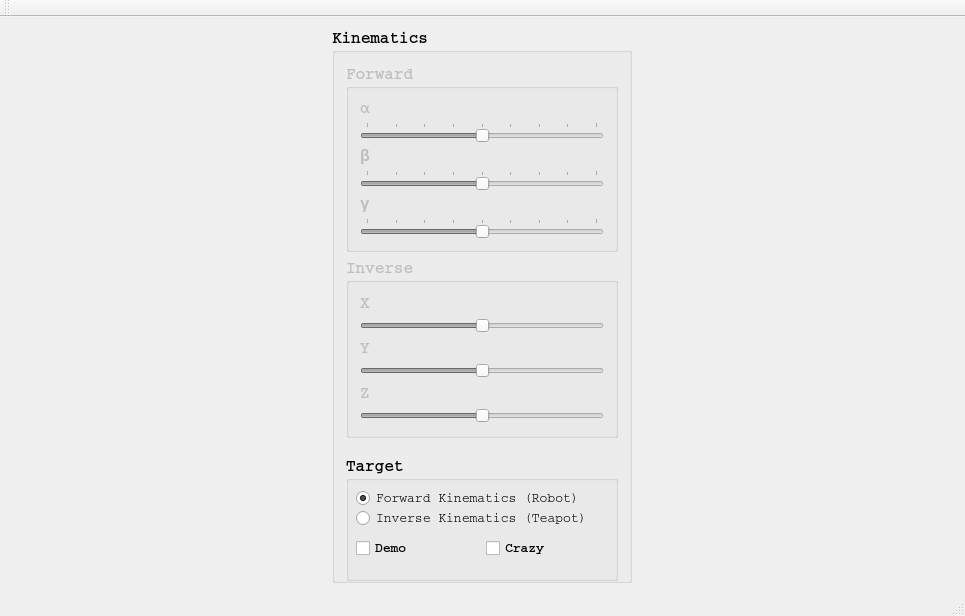
Old version of the form QT5 Project/myGLKinematics/mainwindow.ui in the repository jmysu/TuDow2_Kinematics.
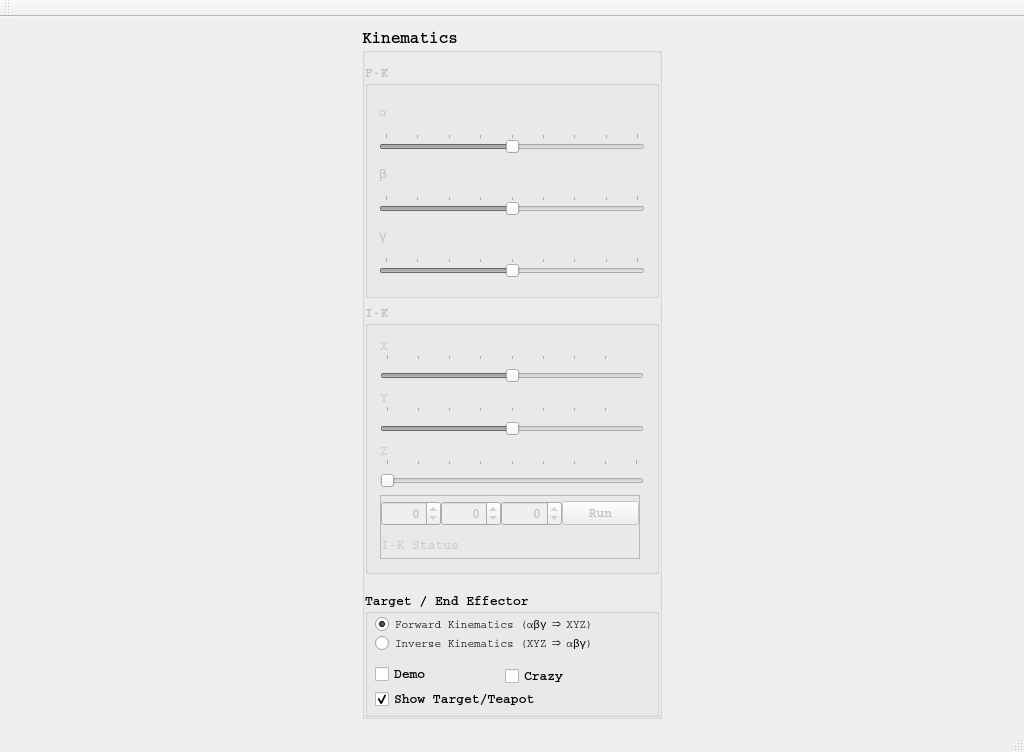
New version of the form.

Diff of the .ui file:
```diff
--- a/QT5 Project/myGLKinematics/mainwindow.ui
+++ b/QT5 Project/myGLKinematics/mainwindow.ui
@@ -6,8 +6,8 @@
    <rect>
     <x>0</x>
     <y>0</y>
-    <width>965</width>
-    <height>616</height>
+    <width>1024</width>
+    <height>752</height>
    </rect>
   </property>
   <property name="windowTitle">
@@ -21,14 +21,14 @@
     <item>
      <widget class="QGroupBox" name="groupBox">
       <property name="sizePolicy">
-       <sizepolicy hsizetype="Fixed" vsizetype="Preferred">
+       <sizepolicy hsizetype="Minimum" vsizetype="Preferred">
         <horstretch>0</horstretch>
         <verstretch>0</verstretch>
        </sizepolicy>
       </property>
       <property name="minimumSize">
        <size>
-        <width>300</width>
+        <width>250</width>
         <height>0</height>
        </size>
       </property>
@@ -50,6 +50,12 @@
        <string>Kinematics</string>
       </property>
       <layout class="QVBoxLayout" name="verticalLayout_2">
+       <property name="leftMargin">
+        <number>0</number>
+       </property>
+       <property name="rightMargin">
+        <number>0</number>
+       </property>
        <item>
         <widget class="QGroupBox" name="groupBoxFK">
          <property name="enabled">
@@ -63,13 +69,13 @@
          </property>
          <property name="font">
           <font>
-           <pointsize>12</pointsize>
+           <pointsize>10</pointsize>
            <weight>75</weight>
            <bold>true</bold>
           </font>
          </property>
          <property name="title">
-          <string>Forward</string>
+          <string>F-K</string>
          </property>
          <property name="flat">
           <bool>false</bool>
@@ -92,9 +98,9 @@
             <property name="font">
              <font>
               <family>Courier</family>
-              <pointsize>12</pointsize>
-              <weight>75</weight>
-              <bold>true</bold>
+              <pointsize>10</pointsize>
+              <weight>50</weight>
+              <bold>false</bold>
              </font>
             </property>
             <property name="text">
@@ -106,8 +112,10 @@
            <widget class="QSlider" name="horizontalSlider1">
             <property name="font">
              <font>
-              <family>Courier New</family>
+              <family>Courier</family>
               <pointsize>10</pointsize>
+              <weight>50</weight>
+              <bold>false</bold>
              </font>
             </property>
             <property name="minimum">
@@ -131,6 +139,12 @@
             <property name="orientation">
              <enum>Qt::Horizontal</enum>
             </property>
+            <property name="invertedAppearance">
+             <bool>false</bool>
+            </property>
+            <property name="invertedControls">
+             <bool>true</bool>
+            </property>
             <property name="tickPosition">
              <enum>QSlider::TicksAbove</enum>
             </property>
@@ -150,9 +164,9 @@
             <property name="font">
              <font>
               <family>Courier</family>
-              <pointsize>12</pointsize>
-              <weight>75</weight>
-              <bold>true</bold>
+              <pointsize>10</pointsize>
+              <weight>50</weight>
+              <bold>false</bold>
              </font>
             </property>
             <property name="text">
@@ -164,8 +178,10 @@
            <widget class="QSlider" name="horizontalSlider2">
             <property name="font">
              <font>
-              <family>Courier New</family>
+              <family>Courier</family>
               <pointsize>10</pointsize>
+              <weight>50</weight>
+              <bold>false</bold>
              </font>
             </property>
             <property name="minimum">
@@ -205,9 +221,9 @@
             <property name="font">
              <font>
               <family>Courier</family>
-              <pointsize>12</pointsize>
-              <weight>75</weight>
-              <bold>true</bold>
+              <pointsize>10</pointsize>
+              <weight>50</weight>
+              <bold>false</bold>
              </font>
             </property>
             <property name="text">
@@ -219,8 +235,10 @@
            <widget class="QSlider" name="horizontalSlider3">
             <property name="font">
              <font>
-              <family>Courier New</family>
+              <family>Courier</family>
               <pointsize>10</pointsize>
+              <weight>50</weight>
+              <bold>false</bold>
              </font>
             </property>
             <property name="minimum">
@@ -229,6 +247,12 @@
             <property name="maximum">
              <number>180</number>
             </property>
+            <property name="singleStep">
+             <number>15</number>
+            </property>
+            <property name="pageStep">
+             <number>90</number>
+            </property>
             <property name="value">
              <number>0</number>
             </property>
@@ -251,15 +275,31 @@
          <property name="enabled">
           <bool>false</bool>
          </property>
+         <property name="sizePolicy">
+          <sizepolicy hsizetype="Preferred" vsizetype="Minimum">
+           <horstretch>0</horstretch>
+           <verstretch>0</verstretch>
+          </sizepolicy>
+         </property>
+         <property name="minimumSize">
+          <size>
+           <width>0</width>
+           <height>270</height>
+          </size>
+         </property>
          <property name="font">
           <font>
-           <pointsize>12</pointsize>
+           <family>Courier</family>
+           <pointsize>10</pointsize>
            <weight>75</weight>
            <bold>true</bold>
           </font>
          </property>
          <property name="title">
-          <string>Inverse </string>
+          <string>I-K</string>
+         </property>
+         <property name="flat">
+          <bool>false</bool>
          </property>
          <property name="checkable">
           <bool>false</bool>
@@ -268,6 +308,21 @@
           <bool>false</bool>
          </property>
          <layout class="QVBoxLayout" name="verticalLayout_3">
+          <property name="spacing">
+           <number>0</number>
+          </property>
+          <property name="leftMargin">
+           <number>12</number>
+          </property>
+          <property name="topMargin">
+           <number>12</number>
+          </property>
+          <property name="rightMargin">
+           <number>12</number>
+          </property>
+          <property name="bottomMargin">
+           <number>12</number>
+          </property>
           <item>
            <widget class="QLabel" name="labelIK_X">
             <property name="maximumSize">
@@ -278,8 +333,10 @@
             </property>
             <property name="font">
              <font>
-              <family>Courier New</family>
-              <pointsize>12</pointsize>
+              <family>Courier</family>
+              <pointsize>10</pointsize>
+              <weight>50</weight>
+              <bold>false</bold>
              </font>
             </property>
             <property name="text">
@@ -288,18 +345,32 @@
            </widget>
           </item>
           <item>
-           <widget class="QSlider" name="horizontalSliderIK_X">
+           <widget class="QSlider" name="sliderIK_X">
+            <property name="sizePolicy">
+             <sizepolicy hsizetype="Expanding" vsizetype="Preferred">
+              <horstretch>0</horstretch>
+              <verstretch>0</verstretch>
+             </sizepolicy>
+            </property>
             <property name="font">
              <font>
-              <family>Courier New</family>
+              <family>Courier</family>
               <pointsize>10</pointsize>
+              <weight>50</weight>
+              <bold>false</bold>
              </font>
             </property>
             <property name="minimum">
-             <number>-180</number>
+             <number>-999</number>
             </property>
             <property name="maximum">
-             <number>180</number>
+             <number>999</number>
+            </property>
+            <property name="singleStep">
+             <number>1</number>
+            </property>
+            <property name="pageStep">
+             <number>100</number>
             </property>
             <property name="value">
              <number>0</number>
@@ -307,6 +378,12 @@
             <property name="orientation">
              <enum>Qt::Horizontal</enum>
             </property>
+            <property name="tickPosition">
+             <enum>QSlider::TicksAbove</enum>
+            </property>
+            <property name="tickInterval">
+             <number>250</number>
+            </property>
            </widget>
           </item>
           <item>
@@ -319,8 +396,10 @@
             </property>
             <property name="font">
              <font>
-              <family>Courier New</family>
-              <pointsize>12</pointsize>
+              <family>Courier</family>
+              <pointsize>10</pointsize>
+              <weight>50</weight>
+              <bold>false</bold>
              </font>
             </property>
             <property name="text">
@@ -329,18 +408,32 @@
            </widget>
           </item>
           <item>
-           <widget class="QSlider" name="horizontalSliderIK_Y">
+           <widget class="QSlider" name="sliderIK_Y">
+            <property name="sizePolicy">
+             <sizepolicy hsizetype="Expanding" vsizetype="Preferred">
+              <horstretch>0</horstretch>
+              <verstretch>0</verstretch>
+             </sizepolicy>
+            </property>
             <property name="font">
              <font>
-              <family>Courier New</family>
+              <family>Courier</family>
               <pointsize>10</pointsize>
+              <weight>50</weight>
+              <bold>false</bold>
              </font>
             </property>
             <property name="minimum">
-             <number>-180</number>
+             <number>-999</number>
             </property>
             <property name="maximum">
-             <number>180</number>
+             <number>999</number>
+            </property>
+            <property name="singleStep">
+             <number>1</number>
+            </property>
+            <property name="pageStep">
+             <number>100</number>
             </property>
             <property name="value">
              <number>0</number>
@@ -348,6 +441,12 @@
             <property name="orientation">
              <enum>Qt::Horizontal</enum>
             </property>
+            <property name="tickPosition">
+             <enum>QSlider::TicksAbove</enum>
+            </property>
+            <property name="tickInterval">
+             <number>250</number>
+            </property>
            </widget>
           </item>
           <item>
@@ -360,8 +459,10 @@
             </property>
             <property name="font">
              <font>
-              <family>Courier New</family>
-              <pointsize>12</pointsize>
+              <family>Courier</family>
+              <pointsize>10</pointsize>
+              <weight>50</weight>
+              <bold>false</bold>
              </font>
             </property>
             <property name="text">
@@ -370,18 +471,32 @@
            </widget>
           </item>
           <item>
-           <widget class="QSlider" name="horizontalSliderIK_Z">
+           <widget class="QSlider" name="sliderIK_Z">
+            <property name="sizePolicy">
+             <sizepolicy hsizetype="Expanding" vsizetype="Preferred">
+              <horstretch>0</horstretch>
+              <verstretch>0</verstretch>
+             </sizepolicy>
+            </property>
             <property name="font">
              <font>
-              <family>Courier New</family>
+              <family>Courier</family>
               <pointsize>10</pointsize>
+              <weight>50</weight>
+              <bold>false</bold>
              </font>
             </property>
             <property name="minimum">
-             <number>-180</number>
+             <number>0</number>
             </property>
             <property name="maximum">
-             <number>180</number>
+             <number>999</number>
+            </property>
+            <property name="singleStep">
+             <number>1</number>
+            </property>
+            <property name="pageStep">
+             <number>100</number>
             </property>
             <property name="value">
              <number>0</number>
@@ -395,6 +510,224 @@
             <property name="orientation">
              <enum>Qt::Horizontal</enum>
             </property>
+            <property name="tickPosition">
+             <enum>QSlider::TicksAbove</enum>
+            </property>
+            <property name="tickInterval">
+             <number>125</number>
+            </property>
+           </widget>
+          </item>
+          <item>
+           <widget class="QFrame" name="frame">
+            <property name="sizePolicy">
+             <sizepolicy hsizetype="Preferred" vsizetype="Preferred">
+              <horstretch>0</horstretch>
+              <verstretch>0</verstretch>
+             </sizepolicy>
+            </property>
+            <property name="minimumSize">
+             <size>
+              <width>260</width>
+              <height>64</height>
+             </size>
+            </property>
+            <property name="maximumSize">
+             <size>
+              <width>260</width>
+              <height>64</height>
+             </size>
+            </property>
+            <property name="frameShape">
+             <enum>QFrame::StyledPanel</enum>
+            </property>
+            <property name="frameShadow">
+             <enum>QFrame::Raised</enum>
+            </property>
+            <layout class="QGridLayout" name="gridLayout">
+             <property name="leftMargin">
+              <number>0</number>
+             </property>
+             <property name="topMargin">
+              <number>0</number>
+             </property>
+             <property name="rightMargin">
+              <number>0</number>
+             </property>
+             <property name="bottomMargin">
+              <number>0</number>
+             </property>
+             <property name="spacing">
+              <number>0</number>
+             </property>
+             <item row="0" column="0">
+              <widget class="QSpinBox" name="spinBoxX">
+               <property name="enabled">
+                <bool>false</bool>
+               </property>
+               <property name="sizePolicy">
+                <sizepolicy hsizetype="Minimum" vsizetype="Fixed">
+                 <horstretch>0</horstretch>
+                 <verstretch>0</verstretch>
+                </sizepolicy>
+               </property>
+               <property name="minimumSize">
+                <size>
+                 <width>45</width>
+                 <height>16</height>
+                </size>
+               </property>
+               <property name="font">
+                <font>
+                 <pointsize>10</pointsize>
+                 <weight>75</weight>
+                 <bold>true</bold>
+                </font>
+               </property>
+               <property name="alignment">
+                <set>Qt::AlignRight|Qt::AlignTrailing|Qt::AlignVCenter</set>
+               </property>
+               <property name="minimum">
+                <number>-999</number>
+               </property>
+               <property name="maximum">
+                <number>999</number>
+               </property>
+              </widget>
+             </item>
+             <item row="0" column="1">
+              <widget class="QSpinBox" name="spinBoxY">
+               <property name="enabled">
+                <bool>false</bool>
+               </property>
+               <property name="sizePolicy">
+                <sizepolicy hsizetype="Minimum" vsizetype="Fixed">
+                 <horstretch>0</horstretch>
+                 <verstretch>0</verstretch>
+                </sizepolicy>
+               </property>
+               <property name="minimumSize">
+                <size>
+                 <width>45</width>
+                 <height>16</height>
+                </size>
+               </property>
+               <property name="font">
+                <font>
+                 <pointsize>10</pointsize>
+                 <weight>75</weight>
+                 <bold>true</bold>
+                </font>
+               </property>
+               <property name="alignment">
+                <set>Qt::AlignRight|Qt::AlignTrailing|Qt::AlignVCenter</set>
+               </property>
+               <property name="minimum">
+                <number>-999</number>
+               </property>
+               <property name="maximum">
+                <number>999</number>
+               </property>
+              </widget>
+             </item>
+             <item row="0" column="2">
+              <widget class="QSpinBox" name="spinBoxZ">
+               <property name="enabled">
+                <bool>false</bool>
+               </property>
+               <property name="sizePolicy">
+                <sizepolicy hsizetype="Minimum" vsizetype="Fixed">
+                 <horstretch>0</horstretch>
+                 <verstretch>0</verstretch>
+                </sizepolicy>
+               </property>
+               <property name="minimumSize">
+                <size>
+                 <width>45</width>
+                 <height>16</height>
+                </size>
+               </property>
+               <property name="font">
+                <font>
+                 <pointsize>10</pointsize>
+                 <weight>75</weight>
+                 <bold>true</bold>
+                </font>
+               </property>
+               <property name="alignment">
+                <set>Qt::AlignRight|Qt::AlignTrailing|Qt::AlignVCenter</set>
+               </property>
+               <property name="minimum">
+                <number>-999</number>
+               </property>
+               <property name="maximum">
+                <number>999</number>
+               </property>
+              </widget>
+             </item>
+             <item row="0" column="3">
+              <widget class="QPushButton" name="pushButtonIKrun">
+               <property name="enabled">
+                <bool>false</bool>
+               </property>
+               <property name="sizePolicy">
+                <sizepolicy hsizetype="Minimum" vsizetype="Fixed">
+                 <horstretch>0</horstretch>
+                 <verstretch>0</verstretch>
+                </sizepolicy>
+               </property>
+               <property name="minimumSize">
+                <size>
+                 <width>48</width>
+                 <height>16</height>
+                </size>
+               </property>
+               <property name="font">
+                <font>
+                 <pointsize>10</pointsize>
+                 <weight>75</weight>
+                 <bold>true</bold>
+                </font>
+               </property>
+               <property name="text">
+                <string>Run</string>
+               </property>
+              </widget>
+             </item>
+             <item row="1" column="0" colspan="4">
+              <widget class="QLabel" name="labelIKstatus">
+               <property name="sizePolicy">
+                <sizepolicy hsizetype="Preferred" vsizetype="Fixed">
+                 <horstretch>0</horstretch>
+                 <verstretch>0</verstretch>
+                </sizepolicy>
+               </property>
+               <property name="minimumSize">
+                <size>
+                 <width>0</width>
+                 <height>20</height>
+                </size>
+               </property>
+               <property name="maximumSize">
+                <size>
+                 <width>300</width>
+                 <height>12</height>
+                </size>
+               </property>
+               <property name="font">
+                <font>
+                 <family>Courier</family>
+                 <pointsize>10</pointsize>
+                 <weight>50</weight>
+                 <bold>false</bold>
+                </font>
+               </property>
+               <property name="text">
+                <string>I-K Status</string>
+               </property>
+              </widget>
+             </item>
+            </layout>
            </widget>
           </item>
          </layout>
@@ -417,33 +750,39 @@
          <property name="font">
           <font>
            <family>Courier</family>
-           <pointsize>12</pointsize>
+           <pointsize>10</pointsize>
            <weight>75</weight>
            <bold>true</bold>
           </font>
          </property>
          <property name="title">
-          <string>Target</string>
+          <string>Target / End Effector</string>
          </property>
          <widget class="QRadioButton" name="radioButtonFK">
           <property name="geometry">
            <rect>
             <x>10</x>
-            <y>30</y>
-            <width>251</width>
+            <y>20</y>
+            <width>281</width>
             <height>24</height>
            </rect>
           </property>
+          <property name="sizePolicy">
+           <sizepolicy hsizetype="Minimum" vsizetype="Preferred">
+            <horstretch>0</horstretch>
+            <verstretch>0</verstretch>
+           </sizepolicy>
+          </property>
           <property name="font">
            <font>
             <family>Courier</family>
-            <pointsize>10</pointsize>
+            <pointsize>8</pointsize>
             <weight>50</weight>
             <bold>false</bold>
            </font>
           </property>
           <property name="text">
-           <string>Forward Kinematics (Robot)</string>
+           <string>Forward Kinematics (αβγ ⇒ XYZ)</string>
           </property>
           <property name="checked">
            <bool>true</bool>
@@ -453,32 +792,44 @@
           <property name="geometry">
            <rect>
             <x>10</x>
-            <y>50</y>
-            <width>251</width>
+            <y>39</y>
+            <width>281</width>
             <height>24</height>
            </rect>
           </property>
+          <property name="sizePolicy">
+           <sizepolicy hsizetype="Minimum" vsizetype="Preferred">
+            <horstretch>0</horstretch>
+            <verstretch>0</verstretch>
+           </sizepolicy>
+          </property>
           <property name="font">
            <font>
             <family>Courier</family>
-            <pointsize>10</pointsize>
+            <pointsize>8</pointsize>
             <weight>50</weight>
             <bold>false</bold>
            </font>
           </property>
           <property name="text">
-           <string>Inverse Kinematics (Teapot)</string>
+           <string>Inverse Kinematics (XYZ ⇒ αβγ)</string>
           </property>
          </widget>
          <widget class="QCheckBox" name="checkBoxDemo">
           <property name="geometry">
            <rect>
             <x>10</x>
-            <y>80</y>
+            <y>70</y>
             <width>103</width>
             <height>24</height>
            </rect>
           </property>
+          <property name="sizePolicy">
+           <sizepolicy hsizetype="Minimum" vsizetype="Preferred">
+            <horstretch>0</horstretch>
+            <verstretch>0</verstretch>
+           </sizepolicy>
+          </property>
           <property name="font">
            <font>
             <family>Courier</family>
@@ -493,11 +844,17 @@
           <property name="geometry">
            <rect>
             <x>140</x>
-            <y>80</y>
+            <y>72</y>
             <width>103</width>
             <height>24</height>
            </rect>
           </property>
+          <property name="sizePolicy">
+           <sizepolicy hsizetype="Minimum" vsizetype="Preferred">
+            <horstretch>0</horstretch>
+            <verstretch>0</verstretch>
+           </sizepolicy>
+          </property>
           <property name="font">
            <font>
             <family>Courier</family>
@@ -508,6 +865,34 @@
            <string>Crazy</string>
           </property>
          </widget>
+         <widget class="QCheckBox" name="checkBoxTeapot">
+          <property name="geometry">
+           <rect>
+            <x>10</x>
+            <y>95</y>
+            <width>301</width>
+            <height>24</height>
+           </rect>
+          </property>
+          <property name="sizePolicy">
+           <sizepolicy hsizetype="Minimum" vsizetype="Preferred">
+            <horstretch>0</horstretch>
+            <verstretch>0</verstretch>
+           </sizepolicy>
+          </property>
+          <property name="font">
+           <font>
+            <family>Courier</family>
+            <pointsize>10</pointsize>
+           </font>
+          </property>
+          <property name="text">
+           <string>Show Target/Teapot</string>
+          </property>
+          <property name="checked">
+           <bool>true</bool>
+          </property>
+         </widget>
         </widget>
        </item>
       </layout>
```
Left out of the diff: 18 changed lines with no effect on the pictures.
